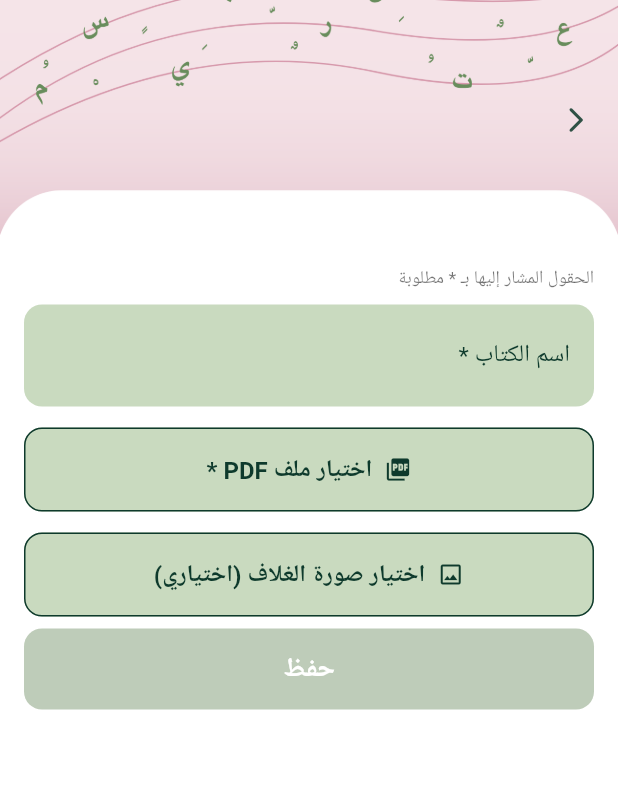
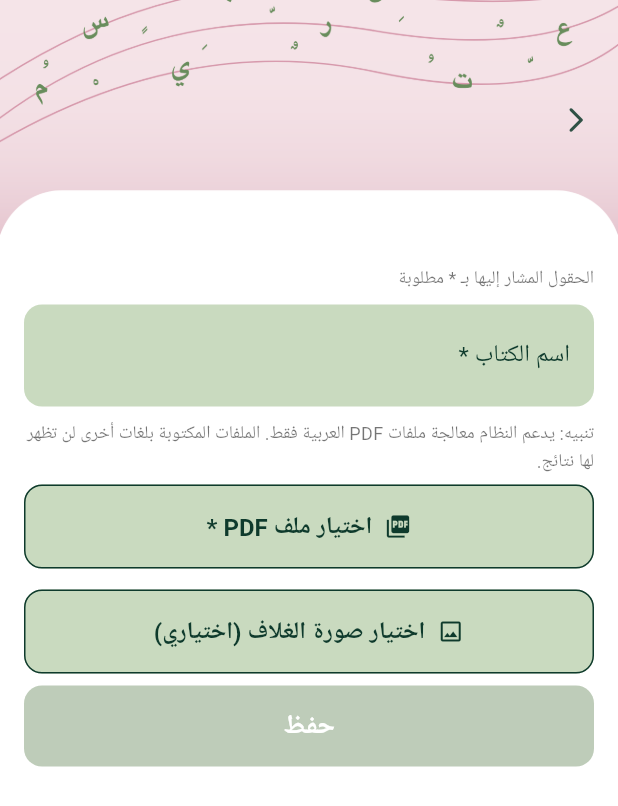
Before and after one commit to Reemawk15/2025_GP_12, a Flutter app: the AddMyBookPage screen opened directly, on a phone screen of 412 x 824 dp. Shown: the top 806 px of the screen. Run offline on Flutter 3.47's test engine with Material 3 defaults, Android fonts, the light colour scheme and no system bars; our stand-ins replace cloud_firestore, file_picker, firebase_auth, firebase_core, firebase_storage, image_picker; accounts and stored records are empty.

Commit message:
اضافه تنبيه كتب عربية فقط

```diff
--- a/Qabas/lib/library_tab.dart
+++ b/Qabas/lib/library_tab.dart
@@ -1458,7 +1458,21 @@ class _AddMyBookPageState extends State<AddMyBookPage> {
                               ),
                             ),
                           ),
-                          const SizedBox(height: 14),
+                          const SizedBox(height: 8),
+
+                          const Align(
+                            alignment: Alignment.centerRight,
+                            child: Text(
+                              'تنبيه: يدعم النظام معالجة ملفات PDF العربية فقط. الملفات المكتوبة بلغات أخرى لن تظهر لها نتائج.',
+                              textAlign: TextAlign.right,
+                              style: TextStyle(
+                                color: Colors.black54,
+                                fontSize: 12,
+                              ),
+                            ),
+                          ),
+
+                          const SizedBox(height: 6),
                           _fileButton(
                             text: _pdfFile == null
                                 ? 'اختيار ملف PDF *'
```
